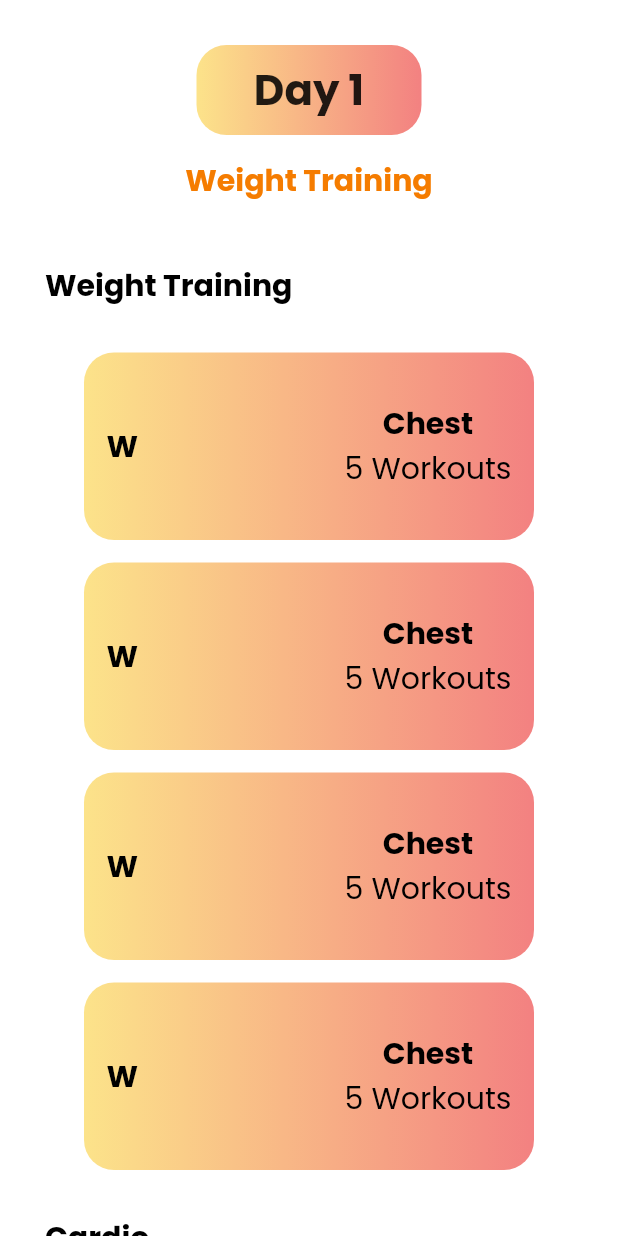
After one commit to teerutt/FitPang, a Flutter app: the DayTodo screen opened directly, on a phone screen of 412 x 824 dp. The commit adds this screen. Run offline on Flutter 3.47's test engine with Material 2 defaults, Android fonts, the phone set to English and light mode, and no system bars; our stand-ins replace carousel_slider.

Commit message:
add daytodo

```diff
--- a/lib/view/complete_profile/bmi_score.dart
+++ b/lib/view/complete_profile/bmi_score.dart
@@ -1,7 +1,8 @@
+import 'package:fitpang/view/complete_profile/what_your_goal_view.dart';
 import 'package:flutter/material.dart';
 import 'package:fitpang/common/color_extension.dart';
 import 'package:fitpang/common_widget/round_button.dart';
-import 'package:fitpang/view/complete_profile/current_body.dart';
+import 'package:fitpang/view/homedashboard/day_todo.dart';
 
 class BMIScore extends StatefulWidget {
   const BMIScore({Key? key}) : super(key: key);
@@ -174,7 +175,7 @@ class _BMIScoreState extends State<BMIScore> {
                         Navigator.push(
                           context,
                           MaterialPageRoute(
-                            builder: (context) => const CurrentBody(),
+                            builder: (context) => const WhatYourGoalView(),
                           ),
                         );
                       },
--- a/lib/view/complete_profile/current_body.dart
+++ b/lib/view/complete_profile/current_body.dart
@@ -141,9 +141,9 @@ class _CurrentBodyState extends State<CurrentBody> {
             ),
             Positioned(
               top: 30,
-              left: media.width * 0.25,
+              left: media.width * 0.19,
               child: Text(
-                "What's your current \nbody shape",
+                "What's your current body \nshape?",
                 style: TextStyle(
                   fontSize: 22,
                   fontWeight: FontWeight.w700,
--- /dev/null
+++ b/lib/view/homedashboard/day_todo.dart
@@ -0,0 +1,304 @@
+import 'package:flutter/material.dart';
+import 'package:fitpang/common/color_extension.dart';
+
+class DayTodo extends StatefulWidget {
+  const DayTodo({super.key});
+
+  @override
+  State<DayTodo> createState() => _DayTodoState();
+}
+
+class _DayTodoState extends State<DayTodo> {
+  @override
+  Widget build(BuildContext context) {
+    return Scaffold(
+      backgroundColor: TColor.white,
+      body: SafeArea(
+        child: SingleChildScrollView(
+          physics: BouncingScrollPhysics(),
+          child: Column(
+            children: [
+              // Row 1
+              Padding(
+                padding: const EdgeInsets.only(
+                    top: 30, bottom: 15, left: 30, right: 30),
+                child: Row(
+                  mainAxisAlignment: MainAxisAlignment.center,
+                  children: [
+                    Container(
+                      alignment: Alignment.center,
+                      width: 150,
+                      height: 60,
+                      decoration: BoxDecoration(
+                        borderRadius: BorderRadius.circular(20.0),
+                        gradient: LinearGradient(
+                          colors: TColor.primaryG,
+                        ),
+                      ),
+                      child: Text(
+                        "Day 1",
+                        style: TextStyle(
+                            fontSize: 28, fontWeight: FontWeight.bold),
+                      ),
+                    ),
+                  ],
+                ),
+              ),
+              Row(
+                mainAxisAlignment: MainAxisAlignment.center,
+                children: [
+                  Text(
+                    "Weight Training",
+                    style: TextStyle(
+                        fontSize: 20,
+                        fontWeight: FontWeight.bold,
+                        color: Colors.orange[700]),
+                  ),
+                ],
+              ),
+              SizedBox(height: 10.0),
+              Padding(
+                padding: const EdgeInsets.all(30.0),
+                child: Row(
+                  mainAxisAlignment: MainAxisAlignment.start,
+                  children: [
+                    Text(
+                      "Weight Training",
+                      style: TextStyle(
+                          fontSize: 20,
+                          fontWeight: FontWeight.bold,
+                          color: Colors.black),
+                    ),
+                  ],
+                ),
+              ),
+              Container(
+                alignment: Alignment.center,
+                width: 300,
+                height: 125,
+                decoration: BoxDecoration(
+                  borderRadius: BorderRadius.circular(20.0),
+                  gradient: LinearGradient(
+                    colors: TColor.primaryG,
+                  ),
+                ),
+                child: Row(
+                    mainAxisAlignment: MainAxisAlignment.spaceBetween,
+                    children: [
+                      Padding(
+                        padding: const EdgeInsets.all(15.0),
+                        child: Text(
+                          "W",
+                          style: TextStyle(
+                              fontSize: 20,
+                              fontWeight: FontWeight.bold,
+                              color: Colors.black),
+                        ),
+                      ),
+                      Padding(
+                        padding: const EdgeInsets.all(15.0),
+                        child: Column(
+                          mainAxisAlignment: MainAxisAlignment.center,
+                          children: [
+                            Text("Chest",
+                                style: TextStyle(
+                                    fontSize: 20,
+                                    fontWeight: FontWeight.bold,
+                                    color: Colors.black)),
+                            Text("5 Workouts",
+                                style: TextStyle(
+                                    fontSize: 20, color: Colors.black)),
+                          ],
+                        ),
+                      )
+                    ]),
+              ),
+              SizedBox(height: 15.0),
+              Container(
+                alignment: Alignment.center,
+                width: 300,
+                height: 125,
+                decoration: BoxDecoration(
+                  borderRadius: BorderRadius.circular(20.0),
+                  gradient: LinearGradient(
+                    colors: TColor.primaryG,
+                  ),
+                ),
+                child: Row(
+                    mainAxisAlignment: MainAxisAlignment.spaceBetween,
+                    children: [
+                      Padding(
+                        padding: const EdgeInsets.all(15.0),
+                        child: Text(
+                          "W",
+                          style: TextStyle(
+                              fontSize: 20,
+                              fontWeight: FontWeight.bold,
+                              color: Colors.black),
+                        ),
+                      ),
+                      Padding(
+                        padding: const EdgeInsets.all(15.0),
+                        child: Column(
+                          mainAxisAlignment: MainAxisAlignment.center,
+                          children: [
+                            Text("Chest",
+                                style: TextStyle(
+                                    fontSize: 20,
+                                    fontWeight: FontWeight.bold,
+                                    color: Colors.black)),
+                            Text("5 Workouts",
+                                style: TextStyle(
+                                    fontSize: 20, color: Colors.black)),
+                          ],
+                        ),
+                      )
+                    ]),
+              ),
+              SizedBox(height: 15.0),
+              Container(
+                alignment: Alignment.center,
+                width: 300,
+                height: 125,
+                decoration: BoxDecoration(
+                  borderRadius: BorderRadius.circular(20.0),
+                  gradient: LinearGradient(
+                    colors: TColor.primaryG,
+                  ),
+                ),
+                child: Row(
+                    mainAxisAlignment: MainAxisAlignment.spaceBetween,
+                    children: [
+                      Padding(
+                        padding: const EdgeInsets.all(15.0),
+                        child: Text(
+                          "W",
+                          style: TextStyle(
+                              fontSize: 20,
+                              fontWeight: FontWeight.bold,
+                              color: Colors.black),
+                        ),
+                      ),
+                      Padding(
+                        padding: const EdgeInsets.all(15.0),
+                        child: Column(
+                          mainAxisAlignment: MainAxisAlignment.center,
+                          children: [
+                            Text("Chest",
+                                style: TextStyle(
+                                    fontSize: 20,
+                                    fontWeight: FontWeight.bold,
+                                    color: Colors.black)),
+                            Text("5 Workouts",
+                                style: TextStyle(
+                                    fontSize: 20, color: Colors.black)),
+                          ],
+                        ),
+                      )
+                    ]),
+              ),
+              SizedBox(height: 15.0),
+              Container(
+                alignment: Alignment.center,
+                width: 300,
+                height: 125,
+                decoration: BoxDecoration(
+                  borderRadius: BorderRadius.circular(20.0),
+                  gradient: LinearGradient(
+                    colors: TColor.primaryG,
+                  ),
+                ),
+                child: Row(
+                    mainAxisAlignment: MainAxisAlignment.spaceBetween,
+                    children: [
+                      Padding(
+                        padding: const EdgeInsets.all(15.0),
+                        child: Text(
+                          "W",
+                          style: TextStyle(
+                              fontSize: 20,
+                              fontWeight: FontWeight.bold,
+                              color: Colors.black),
+                        ),
+                      ),
+                      Padding(
+                        padding: const EdgeInsets.all(15.0),
+                        child: Column(
+                          mainAxisAlignment: MainAxisAlignment.center,
+                          children: [
+                            Text("Chest",
+                                style: TextStyle(
+                                    fontSize: 20,
+                                    fontWeight: FontWeight.bold,
+                                    color: Colors.black)),
+                            Text("5 Workouts",
+                                style: TextStyle(
+                                    fontSize: 20, color: Colors.black)),
+                          ],
+                        ),
+                      ),
+                    ]),
+              ),
+              Padding(
+                padding: const EdgeInsets.all(30.0),
+                child: Row(
+                  mainAxisAlignment: MainAxisAlignment.start,
+                  children: [
+                    Text(
+                      "Cardio",
+                      style: TextStyle(
+                          fontSize: 20,
+                          fontWeight: FontWeight.bold,
+                          color: Colors.black),
+                    ),
+                  ],
+                ),
+              ),
+              Container(
+                alignment: Alignment.center,
+                width: 300,
+                height: 125,
+                decoration: BoxDecoration(
+                  borderRadius: BorderRadius.circular(20.0),
+                  gradient: LinearGradient(
+                    colors: TColor.primaryG,
+                  ),
+                ),
+                child: Row(
+                    mainAxisAlignment: MainAxisAlignment.spaceBetween,
+                    children: [
+                      Padding(
+                        padding: const EdgeInsets.all(15.0),
+                        child: Text(
+                          "W",
+                          style: TextStyle(
+                              fontSize: 20,
+                              fontWeight: FontWeight.bold,
+                              color: Colors.black),
+                        ),
+                      ),
+                      Padding(
+                        padding: const EdgeInsets.all(15.0),
+                        child: Column(
+                          mainAxisAlignment: MainAxisAlignment.center,
+                          children: [
+                            Text("Chest",
+                                style: TextStyle(
+                                    fontSize: 20,
+                                    fontWeight: FontWeight.bold,
+                                    color: Colors.black)),
+                            Text("5 Workouts",
+                                style: TextStyle(
+                                    fontSize: 20, color: Colors.black)),
+                          ],
+                        ),
+                      ),
+                    ]),
+              ),
+            ],
+          ),
+        ),
+      ),
+    );
+  }
+}
```
Also changed, not shown: lib/view/homedashboard/insight.dart (added).
